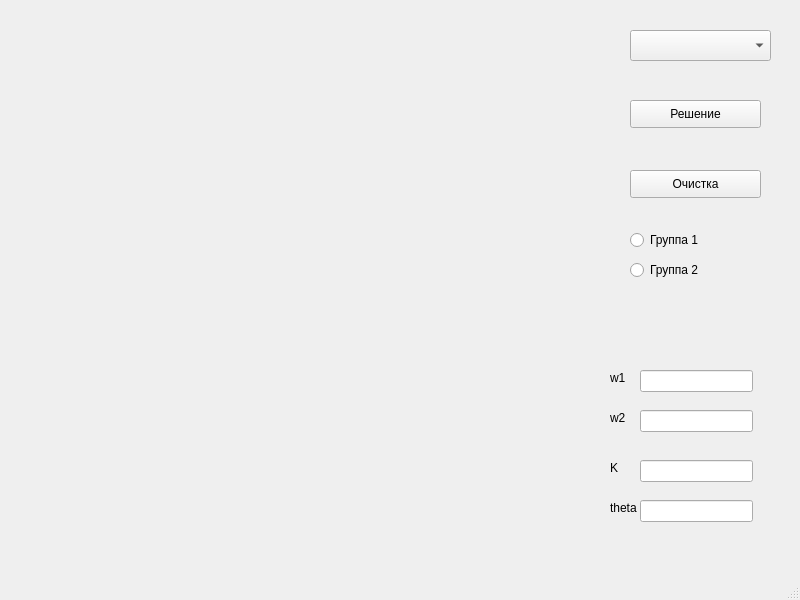
The window that window.ui (Max-Tulskiy/Artificial-neuron) describes before a commit, drawn with Qt 5.
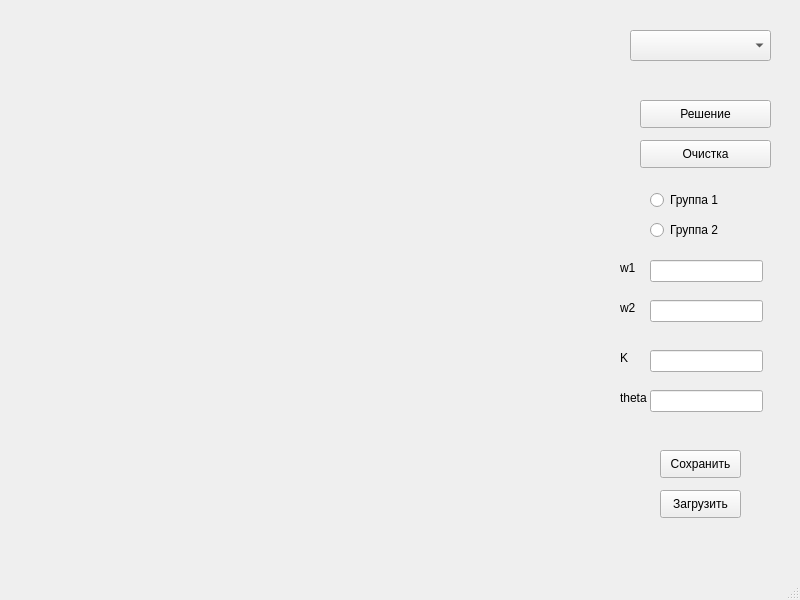
The same window after the commit.

```diff
--- a/window.ui
+++ b/window.ui
@@ -17,8 +17,8 @@
    <widget class="QPushButton" name="clearButton">
     <property name="geometry">
      <rect>
-      <x>630</x>
-      <y>170</y>
+      <x>640</x>
+      <y>140</y>
       <width>131</width>
       <height>28</height>
      </rect>
@@ -30,7 +30,7 @@
    <widget class="QPushButton" name="solveButton">
     <property name="geometry">
      <rect>
-      <x>630</x>
+      <x>640</x>
       <y>100</y>
       <width>131</width>
       <height>28</height>
@@ -53,8 +53,8 @@
    <widget class="QLineEdit" name="lineEdit">
     <property name="geometry">
      <rect>
-      <x>640</x>
-      <y>370</y>
+      <x>650</x>
+      <y>260</y>
       <width>113</width>
       <height>22</height>
      </rect>
@@ -63,8 +63,8 @@
    <widget class="QLineEdit" name="lineEdit_2">
     <property name="geometry">
      <rect>
-      <x>640</x>
-      <y>410</y>
+      <x>650</x>
+      <y>300</y>
       <width>113</width>
       <height>22</height>
      </rect>
@@ -73,8 +73,8 @@
    <widget class="QLineEdit" name="lineEdit_3">
     <property name="geometry">
      <rect>
-      <x>640</x>
-      <y>460</y>
+      <x>650</x>
+      <y>350</y>
       <width>113</width>
       <height>22</height>
      </rect>
@@ -83,8 +83,8 @@
    <widget class="QLineEdit" name="lineEdit_4">
     <property name="geometry">
      <rect>
-      <x>640</x>
-      <y>500</y>
+      <x>650</x>
+      <y>390</y>
       <width>113</width>
       <height>22</height>
      </rect>
@@ -93,8 +93,8 @@
    <widget class="QLabel" name="label">
     <property name="geometry">
      <rect>
-      <x>610</x>
-      <y>370</y>
+      <x>620</x>
+      <y>260</y>
       <width>21</width>
       <height>16</height>
      </rect>
@@ -106,8 +106,8 @@
    <widget class="QLabel" name="label_2">
     <property name="geometry">
      <rect>
-      <x>610</x>
-      <y>410</y>
+      <x>620</x>
+      <y>300</y>
       <width>21</width>
       <height>16</height>
      </rect>
@@ -119,8 +119,8 @@
    <widget class="QLabel" name="label_3">
     <property name="geometry">
      <rect>
-      <x>610</x>
-      <y>460</y>
+      <x>620</x>
+      <y>350</y>
       <width>21</width>
       <height>16</height>
      </rect>
@@ -132,8 +132,8 @@
    <widget class="QLabel" name="label_4">
     <property name="geometry">
      <rect>
-      <x>610</x>
-      <y>500</y>
+      <x>620</x>
+      <y>390</y>
       <width>31</width>
       <height>16</height>
      </rect>
@@ -146,7 +146,7 @@
     <property name="geometry">
      <rect>
       <x>20</x>
-      <y>20</y>
+      <y>10</y>
       <width>531</width>
       <height>511</height>
      </rect>
@@ -155,8 +155,8 @@
    <widget class="QRadioButton" name="radioButton">
     <property name="geometry">
      <rect>
-      <x>630</x>
-      <y>230</y>
+      <x>650</x>
+      <y>190</y>
       <width>95</width>
       <height>20</height>
      </rect>
@@ -168,8 +168,8 @@
    <widget class="QRadioButton" name="radioButton_2">
     <property name="geometry">
      <rect>
-      <x>630</x>
-      <y>260</y>
+      <x>650</x>
+      <y>220</y>
       <width>95</width>
       <height>20</height>
      </rect>
@@ -178,6 +178,32 @@
      <string>Группа 2</string>
     </property>
    </widget>
+   <widget class="QPushButton" name="saveButton">
+    <property name="geometry">
+     <rect>
+      <x>660</x>
+      <y>450</y>
+      <width>81</width>
+      <height>28</height>
+     </rect>
+    </property>
+    <property name="text">
+     <string>Сохранить</string>
+    </property>
+   </widget>
+   <widget class="QPushButton" name="loadButton">
+    <property name="geometry">
+     <rect>
+      <x>660</x>
+      <y>490</y>
+      <width>81</width>
+      <height>28</height>
+     </rect>
+    </property>
+    <property name="text">
+     <string>Загрузить</string>
+    </property>
+   </widget>
   </widget>
   <widget class="QMenuBar" name="menubar">
    <property name="geometry">
```
